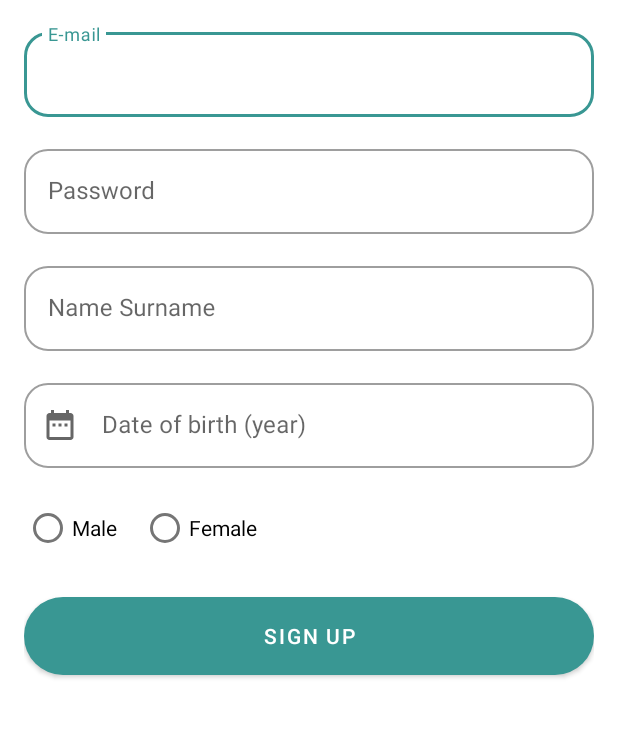
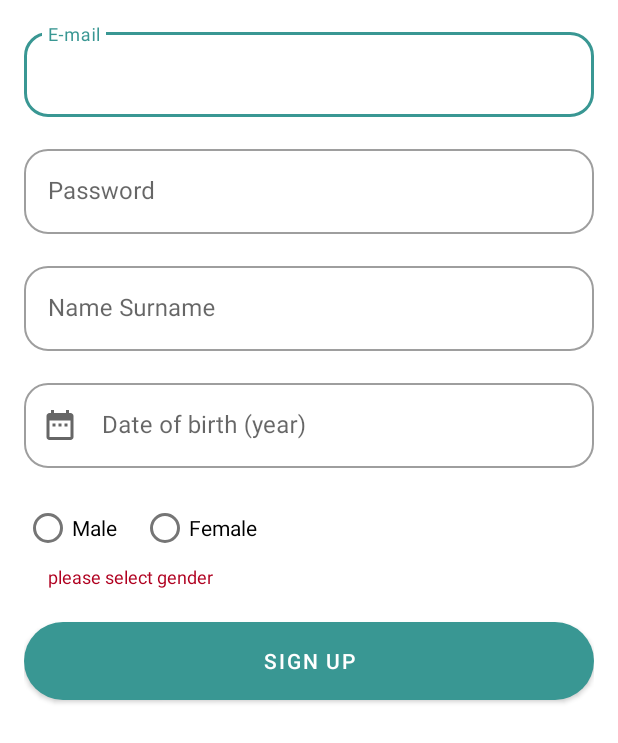
Before and after one commit to envercelik/DoctorAppointmentSystem, an Android app: the layout fragment_user_signup.xml on its own in the app's theme, with its tools: preview values and no code run, on a phone screen of 412 x 824 dp. Shown: the top 743 px of the screen. Run offline under Robolectric (Android 15) with nearby library versions, the phone set to English and light mode, and no system bars.

Commit message:
add client side validation to signup form

```diff
--- a/app/src/main/res/layout/fragment_user_signup.xml
+++ b/app/src/main/res/layout/fragment_user_signup.xml
@@ -22,7 +22,8 @@
             style="@style/roundedTextInputLayout"
             android:layout_width="match_parent"
             android:layout_height="wrap_content"
-            android:hint="@string/email">
+            android:hint="@string/email"
+            app:error="@{viewModel.emailErrorMessage}">
 
             <com.google.android.material.textfield.TextInputEditText
                 android:layout_width="match_parent"
@@ -36,7 +37,8 @@
             style="@style/roundedTextInputLayout"
             android:layout_width="match_parent"
             android:layout_height="wrap_content"
-            android:hint="@string/password">
+            android:hint="@string/password"
+            app:error="@{viewModel.passwordErrorMessage}">
 
             <com.google.android.material.textfield.TextInputEditText
                 android:layout_width="match_parent"
@@ -51,13 +53,14 @@
             style="@style/roundedTextInputLayout"
             android:layout_width="match_parent"
             android:layout_height="wrap_content"
-            android:hint="@string/name_surname">
+            android:hint="@string/name_surname"
+            app:error="@{viewModel.nameSurnameErrorMessage}">
 
             <com.google.android.material.textfield.TextInputEditText
                 android:layout_width="match_parent"
                 android:layout_height="wrap_content"
                 android:inputType="textPersonName"
-                android:text="@{viewModel.nameSurname}" />
+                android:text="@={viewModel.nameSurname}" />
         </com.google.android.material.textfield.TextInputLayout>
 
         <com.google.android.material.textfield.TextInputLayout
@@ -66,6 +69,7 @@
             android:layout_width="match_parent"
             android:layout_height="wrap_content"
             android:hint="@string/birthday"
+            app:error="@{viewModel.birthDayErrorMessage}"
             app:startIconDrawable="@drawable/ic_baseline_date_range_24">
 
             <com.google.android.material.textfield.TextInputEditText
@@ -80,7 +84,6 @@
             android:id="@+id/radioGroupGender"
             android:layout_width="match_parent"
             android:layout_height="wrap_content"
-            android:layout_marginBottom="16dp"
             android:checkedButton="@={viewModel.gender}"
             android:orientation="horizontal">
 
@@ -100,10 +103,20 @@
                 android:value="2" />
         </RadioGroup>
 
+        <TextView
+            android:layout_width="wrap_content"
+            android:layout_height="wrap_content"
+            android:layout_marginStart="16dp"
+            android:text="@string/please_select_gender"
+            android:textColor="@color/errorTextColor"
+            android:textSize="12sp"
+            app:isVisible="@{viewModel.isGenderErrorMessageVisible()}" />
+
         <Button
             android:id="@+id/buttonSignup"
             android:layout_width="match_parent"
             android:layout_height="64dp"
+            android:layout_marginTop="16dp"
             android:onClick="@{() -> viewModel.onSignupButtonClicked()}"
             android:text="@string/signup"
             app:cornerRadius="32dp" />
--- a/app/src/main/res/values/colors.xml
+++ b/app/src/main/res/values/colors.xml
@@ -3,4 +3,5 @@
     <color name="primary">#399793</color>
     <color name="primaryVariant">#006965</color>
     <color name="white">#FFFFFFFF</color>
+    <color name="errorTextColor">#B00020</color>
 </resources>
--- a/app/src/main/res/values/strings.xml
+++ b/app/src/main/res/values/strings.xml
@@ -7,4 +7,5 @@
     <string name="female">Female</string>
     <string name="birthday">Date of birth (year)</string>
     <string name="signup">Sign up</string>
+    <string name="please_select_gender">please select gender</string>
 </resources>
```
Also changed, not shown: app/src/main/java/com/envercelik/doctorappointmentsystem/BindingAdapters.kt (added, +23 -0 lines), app/src/main/java/com/envercelik/doctorappointmentsystem/SignupUserViewModel.kt (+82 -5 lines).
